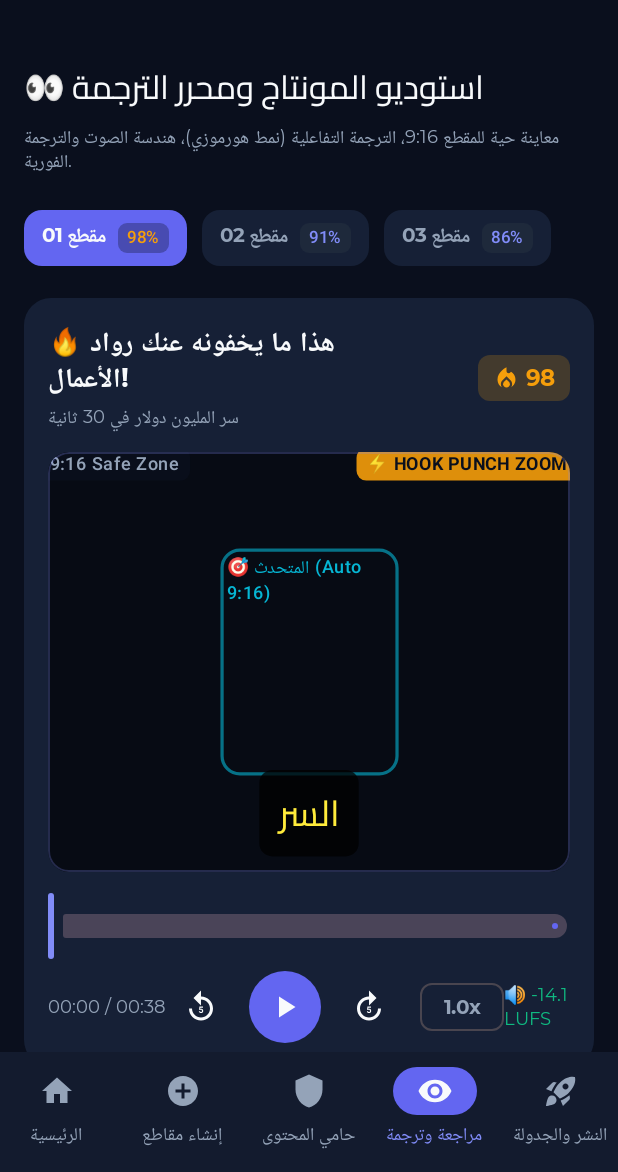
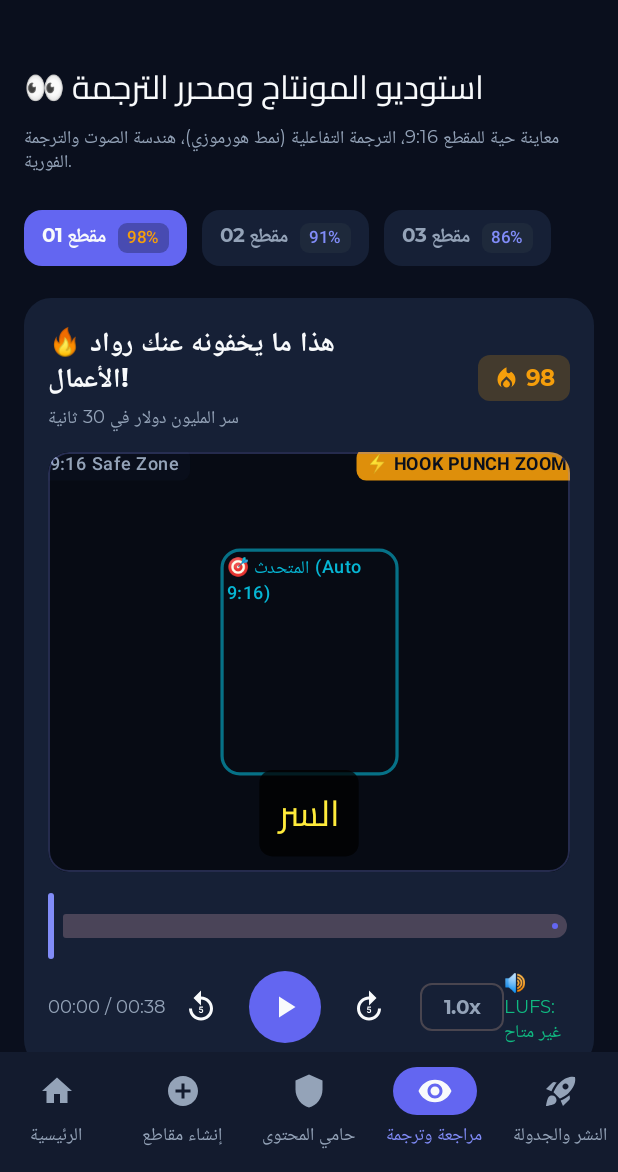
Before and after one commit to boutg16-lang/CQT1, an Android app built with Jetpack Compose: the screen it shows after launch (MainActivity), item 4 of the bottom bar chosen, on a phone screen of 412 x 824 dp, the part 64-1236 px from its top. Run offline under Robolectric (Android 15) with nearby library versions, the phone set to English and light mode, and no system bars.

Commit message:
fix(android): stop fabricating results when Gemini key missing or input is a URL
- Add AnalysisResult sealed class (Success/NoApiKey/ApiError/InvalidInput)
- Reject URLs and empty input instead of substituting canned text
- Make viralScore/hookStrength/audioLoudnessLUFS nullable; drop fake 92/90 and fixed LUFS
- Delete generateLocalLinguisticClips (fake content generator)
- Surface Arabic failure messages in CreateScreen; don't navigate on failure
- Show 'غير متاح' for missing scores in Home/Review/Publish screens
- Add unit tests for no-key and URL-input cases; allow android.util.Log in JVM tests

```diff
--- a/app/src/main/java/com/example/oussamacutter/data/ProjectRepository.kt
+++ b/app/src/main/java/com/example/oussamacutter/data/ProjectRepository.kt
@@ -204,7 +204,6 @@ object ProjectRepository {
             safetyReport = report,
             isApproved = false,
             targetPlatform = "TikTok & Shorts (9:16)",
-            audioLoudnessLUFS = -14.1,
             audioSettings = AudioSettings(
                 selectedBgm = "Viral Podcast Beat",
                 bgmVolume = 0.18f,
@@ -313,7 +312,7 @@ object ProjectRepository {
         maxDuration: Int,
         targetClipsCount: Int,
         onStepUpdate: (String, Float) -> Unit
-    ) {
+    ): Boolean {
         val cleanName = if (sourceUrlOrName.isNotBlank()) sourceUrlOrName else "فيديو_مباشر_${System.currentTimeMillis()}.mp4"
         val jobId = "job_" + UUID.randomUUID().toString().take(6)
 
@@ -334,12 +333,31 @@ object ProjectRepository {
         }
 
         // Real API call to Gemini AI
-        val generatedClips = GeminiService.analyzeAndGenerateViralClips(
+        val analysis = GeminiService.analyzeAndGenerateViralClips(
             sourceUrlOrTranscript = sourceUrlOrName,
             targetClipsCount = targetClipsCount,
             minDurationSec = minDuration,
             maxDurationSec = maxDuration
         )
+
+        val generatedClips = when (analysis) {
+            is GeminiService.AnalysisResult.Success -> analysis.clips
+            is GeminiService.AnalysisResult.InvalidInput,
+            is GeminiService.AnalysisResult.NoApiKey,
+            is GeminiService.AnalysisResult.ApiError -> {
+                val failureMessage = when (analysis) {
+                    is GeminiService.AnalysisResult.InvalidInput -> analysis.message
+                    is GeminiService.AnalysisResult.ApiError -> analysis.message
+                    GeminiService.AnalysisResult.NoApiKey ->
+                        "لم يتم ضبط مفتاح Gemini. أضف مفتاحك من شاشة الإنشاء ثم أعد المحاولة."
+                }
+                _batchQueue.value = _batchQueue.value.map {
+                    if (it.id == jobId) it.copy(status = "فشل", currentStep = failureMessage) else it
+                }
+                onStepUpdate("فشل: $failureMessage", 0.75f)
+                return false
+            }
+        }
 
         onStepUpdate("فحص الأمان ضد الإنذارات وتطبيق نمط هورموزي...", 0.75f)
         _batchQueue.value = _batchQueue.value.map {
@@ -349,7 +367,6 @@ object ProjectRepository {
         val enrichedClips = generatedClips.map { clip ->
             clip.copy(
                 targetPlatform = "TikTok & Shorts (9:16)",
-                audioLoudnessLUFS = -14.0,
                 retentionCurve = listOf(
                     RetentionPoint(0, 100, "بداية الخطاف (Hook 0-3s)"),
                     RetentionPoint(3, 89, "نهاية الزووم البصري"),
@@ -394,6 +411,7 @@ object ProjectRepository {
         )
         _projects.value = listOf(newProj) + _projects.value
         onStepUpdate("اكتمل التقطيع بنجاح!", 1.0f)
+        return true
     }
 
     fun addBatchCutJob(
--- a/app/src/main/java/com/example/oussamacutter/model/Models.kt
+++ b/app/src/main/java/com/example/oussamacutter/model/Models.kt
@@ -133,13 +133,13 @@ data class ClipSegment(
     val title: String,
     val arabicHookTitle: String,
     val durationSeconds: Int,
-    val viralScore: Int, // 0 - 100
-    val hookStrength: Int, // 0 - 100
+    val viralScore: Int? = null, // 0 - 100 أو null عند غياب درجة حقيقية من الذكاء الاصطناعي
+    val hookStrength: Int? = null, // 0 - 100 أو null عند غياب درجة حقيقية
     val words: List<SubtitleWord>,
     val safetyReport: SafetyReport,
     var isApproved: Boolean = false,
     val targetPlatform: String = "TikTok & Shorts (9:16)",
-    val audioLoudnessLUFS: Double = -14.2,
+    val audioLoudnessLUFS: Double? = null, // يُقاس فعلياً فقط؛ يبقى null إن لم يُقس
     val exportXmlReady: Boolean = true,
     val audioSettings: AudioSettings = AudioSettings(),
     val visualEffects: VisualEffects = VisualEffects(),
--- a/app/src/main/java/com/example/oussamacutter/ui/screens/HomeScreen.kt
+++ b/app/src/main/java/com/example/oussamacutter/ui/screens/HomeScreen.kt
@@ -511,7 +511,7 @@ fun ClipCardCompact(
                         shape = RoundedCornerShape(6.dp)
                     ) {
                         Text(
-                            text = "Viral Score: ${clip.viralScore}",
+                            text = if (clip.viralScore != null) "Viral Score: ${clip.viralScore}" else "Viral Score: غير متاح",
                             style = MaterialTheme.typography.labelSmall,
                             color = PrimaryLight,
                             modifier = Modifier.padding(horizontal = 6.dp, vertical = 2.dp)
--- a/app/src/main/java/com/example/oussamacutter/ui/screens/PublishScreen.kt
+++ b/app/src/main/java/com/example/oussamacutter/ui/screens/PublishScreen.kt
@@ -141,7 +141,7 @@ fun PublishScreen(
                                         color = TextPrimary
                                     )
                                     Text(
-                                        text = "${clip.durationSeconds} ثانية • Viral: ${clip.viralScore}%",
+                                        text = if (clip.viralScore != null) "${clip.durationSeconds} ثانية • Viral: ${clip.viralScore}%" else "${clip.durationSeconds} ثانية • Viral: غير متاح",
                                         style = MaterialTheme.typography.bodySmall,
                                         color = TextSecondary
                                     )
--- a/app/src/main/java/com/example/oussamacutter/ui/screens/ReviewScreen.kt
+++ b/app/src/main/java/com/example/oussamacutter/ui/screens/ReviewScreen.kt
@@ -132,7 +132,7 @@ fun ReviewScreen(
                                 shape = RoundedCornerShape(6.dp)
                             ) {
                                 Text(
-                                    text = "${clip.viralScore}%",
+                                    text = if (clip.viralScore != null) "${clip.viralScore}%" else "غير متاح",
                                     style = MaterialTheme.typography.labelSmall,
                                     color = if (isSelected) AccentGold else PrimaryLight,
                                     modifier = Modifier.padding(horizontal = 6.dp, vertical = 2.dp)
@@ -185,7 +185,7 @@ fun ReviewScreen(
                                 ) {
                                     Icon(Icons.Default.LocalFireDepartment, contentDescription = null, tint = AccentGold, modifier = Modifier.size(18.dp))
                                     Text(
-                                        text = "${currentClip.viralScore}",
+                                        text = if (currentClip.viralScore != null) "${currentClip.viralScore}" else "غير متاح",
                                         style = MaterialTheme.typography.titleMedium,
                                         color = AccentGold,
                                         fontWeight = FontWeight.Bold
@@ -394,7 +394,7 @@ fun ReviewScreen(
                                 }
 
                                 Text(
-                                    text = "🔊 ${currentClip.audioLoudnessLUFS} LUFS",
+                                    text = if (currentClip.audioLoudnessLUFS != null) "🔊 ${currentClip.audioLoudnessLUFS} LUFS" else "🔊 LUFS: غير متاح",
                                     style = MaterialTheme.typography.bodyMedium,
                                     color = SuccessGreen
                                 )
```
Also changed, not shown: app/build.gradle.kts (+7 -0 lines), app/src/main/java/com/example/oussamacutter/data/GeminiService.kt (+40 -49 lines), app/src/main/java/com/example/oussamacutter/ui/screens/CreateScreen.kt (+19 -2 lines), 1 other file.
